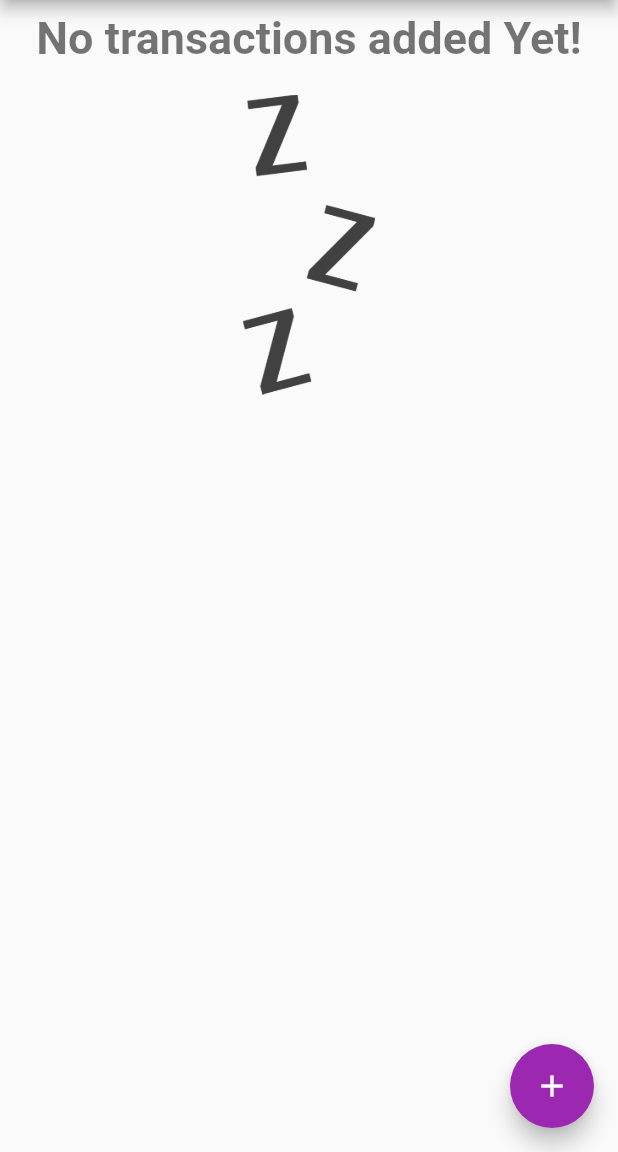
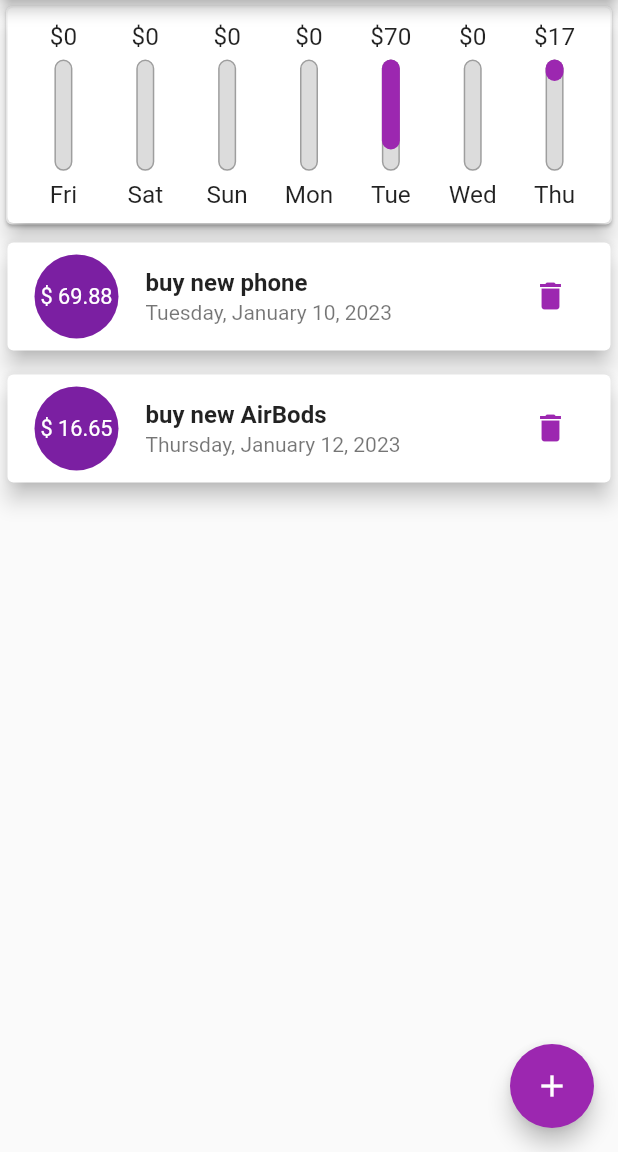
Before and after one commit to hassankamal87/ExpanseApp, a Flutter app: the screen it shows after launch, on a phone screen of 412 x 824 dp, the part 84-1236 px from its top. Run offline on Flutter 3.47's test engine with Material 2 defaults, Android fonts, the phone set to English and light mode, and no system bars.

Commit message:
It tracks your daily expenses with a distinctive design.

```diff
--- a/lib/chart.dart
+++ b/lib/chart.dart
@@ -42,9 +42,9 @@ class Chart extends StatelessWidget {
   Widget build(BuildContext context) {
     return Card(
       elevation: 6,
-      margin: EdgeInsets.all(1),
+      margin: const EdgeInsets.all(1),
       child: Padding(
-        padding: EdgeInsets.all(10),
+        padding: const EdgeInsets.all(10),
         child: Row(
           mainAxisAlignment: MainAxisAlignment.spaceAround,
           children: groupTransactionsValues.map((tx) {
--- a/lib/chart_bar.dart
+++ b/lib/chart_bar.dart
@@ -9,19 +9,20 @@ class ChartBar extends StatelessWidget {
 
   @override
   Widget build(BuildContext context) {
+    return LayoutBuilder(builder: (ctx, constraints) {
       return Column(
         children: [
           Container(
-          height: 18,
+            height: constraints.maxHeight * 0.15,
             child: FittedBox(
               child: Text('\$${spendingAmount.toStringAsFixed(0)}'),
             ),
           ),
-        const SizedBox(
-          height: 4,
+          SizedBox(
+            height: constraints.maxHeight * 0.05,
           ),
           Container(
-          height: 60,
+            height: constraints.maxHeight * 0.6,
             width: 12,
             child: Stack(
               children: [
@@ -44,11 +45,14 @@ class ChartBar extends StatelessWidget {
               ],
             ),
           ),
-        const SizedBox(
-          height: 4,
+          SizedBox(
+            height: constraints.maxHeight * 0.05,
           ),
-        FittedBox(child: Text(label)),
+          Container(
+              height: constraints.maxHeight * 0.15,
+              child: FittedBox(child: Text(label))),
         ],
       );
+    });
   }
 }
--- a/lib/main.dart
+++ b/lib/main.dart
@@ -1,11 +1,14 @@
 import 'package:expanse/transactionList.dart';
 import 'package:expanse/transactions.dart';
 import 'package:flutter/material.dart';
+import 'package:flutter/services.dart';
 
 import 'chart.dart';
 import 'new_transaction.dart';
 
 void main() {
+  // WidgetsFlutterBinding.ensureInitialized();
+  // SystemChrome.setPreferredOrientations([DeviceOrientation.portraitUp,]);
   runApp(MyApp());
 }
 
@@ -16,20 +19,21 @@ class MyApp extends StatefulWidget {
 
 class _MyAppState extends State<MyApp> {
   final List<Transaction> transactions = [
-    // Transaction(
-    //     id: 't1',
-    //     title: 'buy new phone',
-    //     price: 69.88,
-    //     date: DateTime.now().subtract(const Duration(days: 2))),
-    // Transaction(
-    //     id: 't2', title: 'buy new AirBods', price: 16.65, date: DateTime.now()),
+    Transaction(
+        id: 't1',
+        title: 'buy new phone',
+        price: 69.88,
+        date: DateTime.now().subtract(const Duration(days: 2))),
+    Transaction(
+        id: 't2', title: 'buy new AirBods', price: 16.65, date: DateTime.now()),
   ];
+  bool showChart = true;
+
 
   get recentTransactions {
-      return transactions.where((tx) {
-        return tx.date
-            .isAfter(DateTime.now().subtract(const Duration(days: 7)));
-      }).toList();
+    return transactions.where((tx) {
+      return tx.date.isAfter(DateTime.now().subtract(const Duration(days: 7)));
+    }).toList();
   }
 
   void addNewTransaction(String title, double price, DateTime dateTime) {
@@ -60,15 +64,35 @@ class _MyAppState extends State<MyApp> {
 
   @override
   Widget build(BuildContext context) {
+    final appBar = AppBar(
+      centerTitle: true,
+      title: const Text(
+        'Expanse App',
+        style: TextStyle(fontFamily: 'Pac'),
+      ),
+      actions: [
+        IconButton(
+          onPressed: () => startAddNewTransaction(context),
+          icon: const Icon(Icons.add),
+        ),
+      ],
+    );
     return MaterialApp(
       theme: ThemeData(
         primarySwatch: Colors.purple,
       ),
       home: Builder(builder: (BuildContext context) {
+        final bool isLandScape = Orientation.landscape == MediaQuery.of(context).orientation;
+        final txListView =Container(
+            height: (MediaQuery.of(context).size.height - appBar.preferredSize.height - MediaQuery.of(context).padding.top) * 0.8,
+            child: TransactionList(transactions, deleteTransaction));
         return Scaffold(
           appBar: AppBar(
             centerTitle: true,
-            title: const Text('Expanse App', style: TextStyle(fontFamily: 'Pac'),),
+            title: const Text(
+              'Expanse App',
+              style: TextStyle(fontFamily: 'Pac'),
+            ),
             actions: [
               IconButton(
                 onPressed: () => startAddNewTransaction(context),
@@ -80,8 +104,26 @@ class _MyAppState extends State<MyApp> {
             child: Column(
               crossAxisAlignment: CrossAxisAlignment.end,
               children: [
-                Card(child: transactions.isNotEmpty ? Chart(recentTransactions) : null),
-                TransactionList(transactions, deleteTransaction),
+                if(isLandScape && transactions.isNotEmpty) Row(
+                  mainAxisAlignment: MainAxisAlignment.center,
+                  children: [
+                    Text('Show Chart'),
+                    Switch(value: showChart, onChanged: (val){
+                      setState(() {
+                        showChart = val;
+                      });
+                    })
+                  ],
+                ),
+                if(isLandScape) transactions.isNotEmpty? showChart? Container(
+                    height: (MediaQuery.of(context).size.height - appBar.preferredSize.height - MediaQuery.of(context).padding.top) * 0.7,
+                    child: Card(
+                        child: Chart(recentTransactions))):txListView : txListView,
+                if(!isLandScape) transactions.isNotEmpty ?Container(
+                    height: (MediaQuery.of(context).size.height - appBar.preferredSize.height - MediaQuery.of(context).padding.top) * 0.2,
+                    child: Card(
+                        child: Chart(recentTransactions))) : Container(),
+                if(!isLandScape) txListView
               ],
             ),
           ),
--- a/lib/new_transaction.dart
+++ b/lib/new_transaction.dart
@@ -40,7 +40,8 @@ class _NewTransactionState extends State<NewTransaction> {
 
   @override
   Widget build(BuildContext context) {
-    return Container(
+    return SingleChildScrollView(
+      child: Container(
         color: const Color(0xFF757575),
         child: Container(
           decoration: const BoxDecoration(
@@ -48,7 +49,7 @@ class _NewTransactionState extends State<NewTransaction> {
             borderRadius: BorderRadius.only(
                 topLeft: Radius.circular(20), topRight: Radius.circular(20)),
           ),
-        padding: const EdgeInsets.all(30),
+          padding: EdgeInsets.only(left: 20,right: 20, top: 20, bottom: MediaQuery.of(context).viewInsets.bottom + 20),
           child: Column(
             crossAxisAlignment: CrossAxisAlignment.end,
             children: [
@@ -97,6 +98,7 @@ class _NewTransactionState extends State<NewTransaction> {
             ],
           ),
         ),
+      ),
     );
   }
 }
--- a/lib/transactionList.dart
+++ b/lib/transactionList.dart
@@ -10,9 +10,7 @@ class TransactionList extends StatelessWidget {
 
   @override
   Widget build(BuildContext context) {
-    return Container(
-      height: 640.0,
-      child: transactions.isNotEmpty ? ListView.builder(
+    return transactions.isNotEmpty ? ListView.builder(
       itemBuilder: (ctx, index) {
         return Card(
           margin: EdgeInsets.symmetric(vertical: 8, horizontal: 5),
@@ -48,7 +46,8 @@ class TransactionList extends StatelessWidget {
         );
       },
       itemCount: transactions.length,
-      ) :Column(children: [
+    ) : LayoutBuilder(builder: (ctx, constraints){
+      return Column(children: [
         Center(
             child: Text(
               'No transactions added Yet!',
@@ -62,15 +61,15 @@ class TransactionList extends StatelessWidget {
         ),
         Center(
           child: Container(
-              height: 200,
+              height: constraints.maxHeight * 0.6,
               child: Image.asset(
                 'images/waiting.png',
                 fit: BoxFit.cover,
               )),
         )
       ],
-      ),
       );
+    });
   }
 }
 
```
Lines whose indentation alone changed are shown as unchanged.
